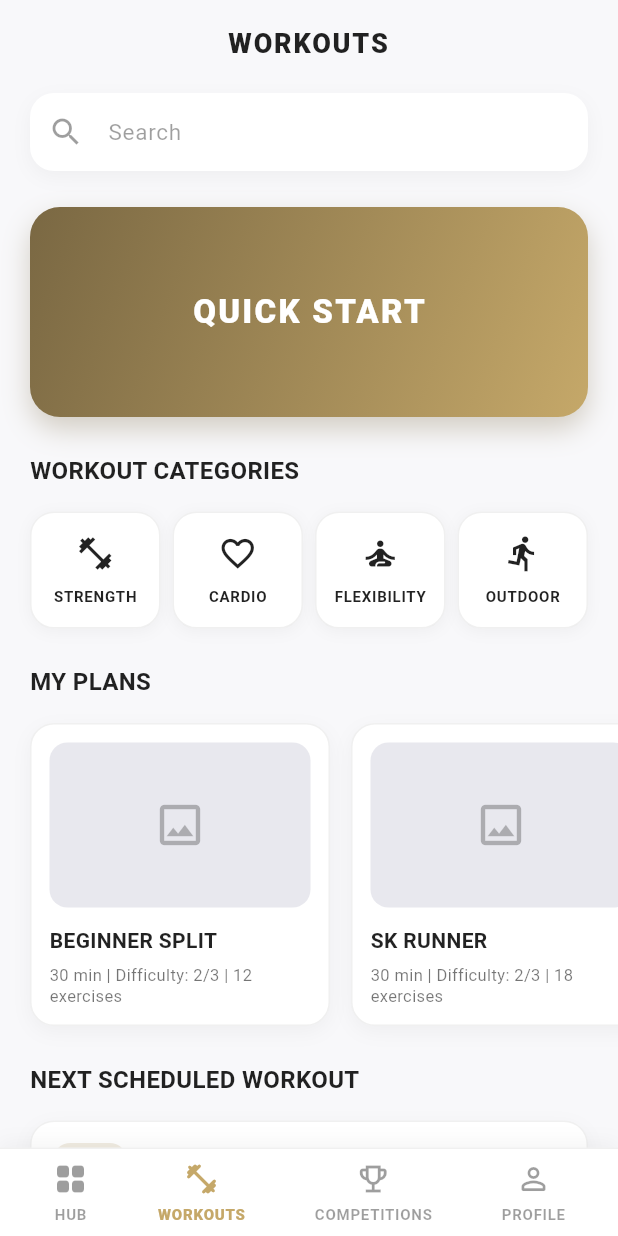
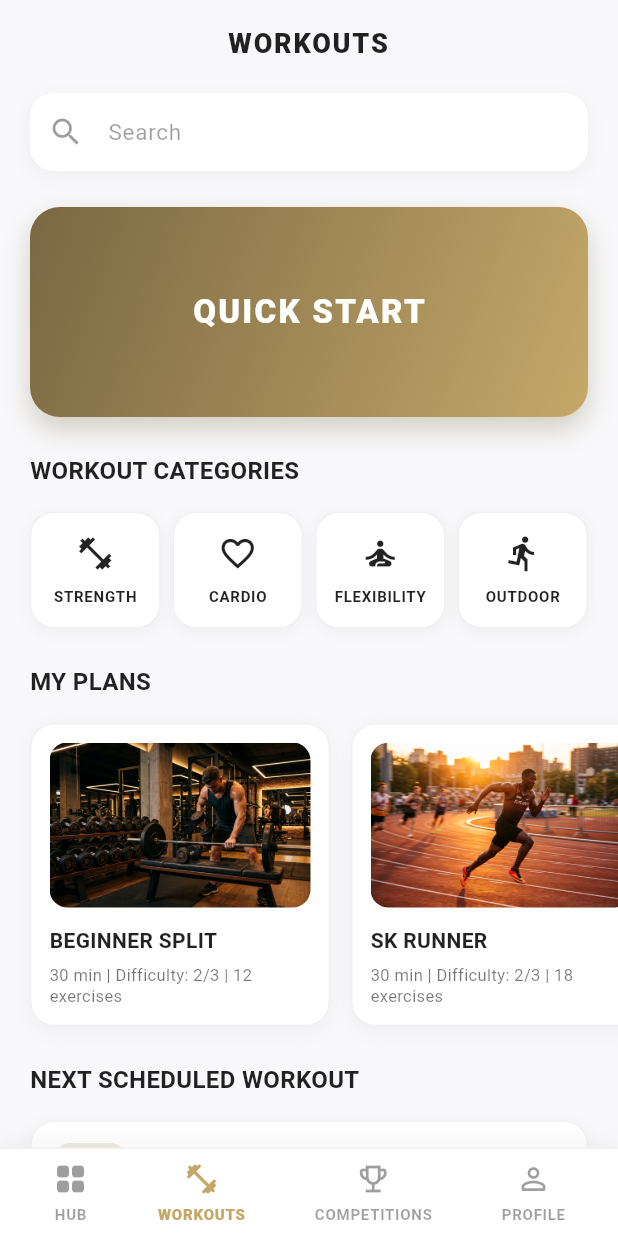
Before and after one commit to Elo-Fit-Team/.github, a Flutter app: the screen it shows after launch, item 2 of the bottom bar chosen, on a phone screen of 412 x 824 dp. Run offline on Flutter 3.47's test engine with Material 3 defaults, Android fonts, the phone set to English and light mode, and no system bars.

Commit message:
feat(workouts): add realistic styled plan card cover images

```diff
--- a/lib/features/workouts/presentation/workouts_screen.dart
+++ b/lib/features/workouts/presentation/workouts_screen.dart
@@ -149,6 +149,7 @@ class WorkoutsScreen extends StatelessWidget {
                       duration: '30 min',
                       difficulty: '2/3',
                       exercises: '12 exercises',
+                      imagePath: 'assets/images/beginner_split.jpg',
                     ),
                     SizedBox(width: 14),
                     _PlanCard(
@@ -156,6 +157,7 @@ class WorkoutsScreen extends StatelessWidget {
                       duration: '30 min',
                       difficulty: '2/3',
                       exercises: '18 exercises',
+                      imagePath: 'assets/images/sk_runner.jpg',
                     ),
                     SizedBox(width: 14),
                     _PlanCard(
@@ -163,6 +165,7 @@ class WorkoutsScreen extends StatelessWidget {
                       duration: '20 min',
                       difficulty: '1/3',
                       exercises: '10 exercises',
+                      imagePath: 'assets/images/abs_core.jpg',
                     ),
                   ],
                 ),
@@ -318,12 +321,14 @@ class _PlanCard extends StatelessWidget {
   final String duration;
   final String difficulty;
   final String exercises;
+  final String? imagePath;
 
   const _PlanCard({
     required this.title,
     required this.duration,
     required this.difficulty,
     required this.exercises,
+    this.imagePath,
   });
 
   @override
@@ -349,19 +354,36 @@ class _PlanCard extends StatelessWidget {
       child: Column(
         crossAxisAlignment: CrossAxisAlignment.start,
         children: [
-          // Серая заглушка под картинку со скруглением 12px
-          Container(
+          // Превью план-карточки
+          ClipRRect(
+            borderRadius: BorderRadius.circular(12),
+            child: SizedBox(
               height: 110,
               width: double.infinity,
-            decoration: BoxDecoration(
+              child: imagePath != null
+                  ? Image.asset(
+                      imagePath!,
+                      fit: BoxFit.cover,
+                      errorBuilder: (context, error, stackTrace) => Container(
                         color: const Color(0xFFE8E8EE),
-              borderRadius: BorderRadius.circular(12),
+                        child: const Center(
+                          child: Icon(
+                            Icons.fitness_center,
+                            color: Colors.black26,
+                            size: 36,
                           ),
+                        ),
+                      ),
+                    )
+                  : Container(
+                      color: const Color(0xFFE8E8EE),
                       child: const Center(
                         child: Icon(
                           Icons.image_outlined,
                           color: Colors.black26,
                           size: 36,
+                        ),
+                      ),
                     ),
             ),
           ),
--- a/pubspec.yaml
+++ b/pubspec.yaml
@@ -58,9 +58,8 @@ flutter:
   uses-material-design: true
 
   # To add assets to your application, add an assets section, like this:
-  # assets:
-  #   - images/a_dot_burr.jpeg
-  #   - images/a_dot_ham.jpeg
+  assets:
+    - assets/images/
 
   # An image asset can refer to one or more resolution-specific "variants", see
   # https://flutter.dev/to/resolution-aware-images
```
Also changed, not shown: assets/images/abs_core.jpg (added), assets/images/beginner_split.jpg (added), assets/images/sk_runner.jpg (added). Lines whose indentation alone changed are shown as unchanged.
